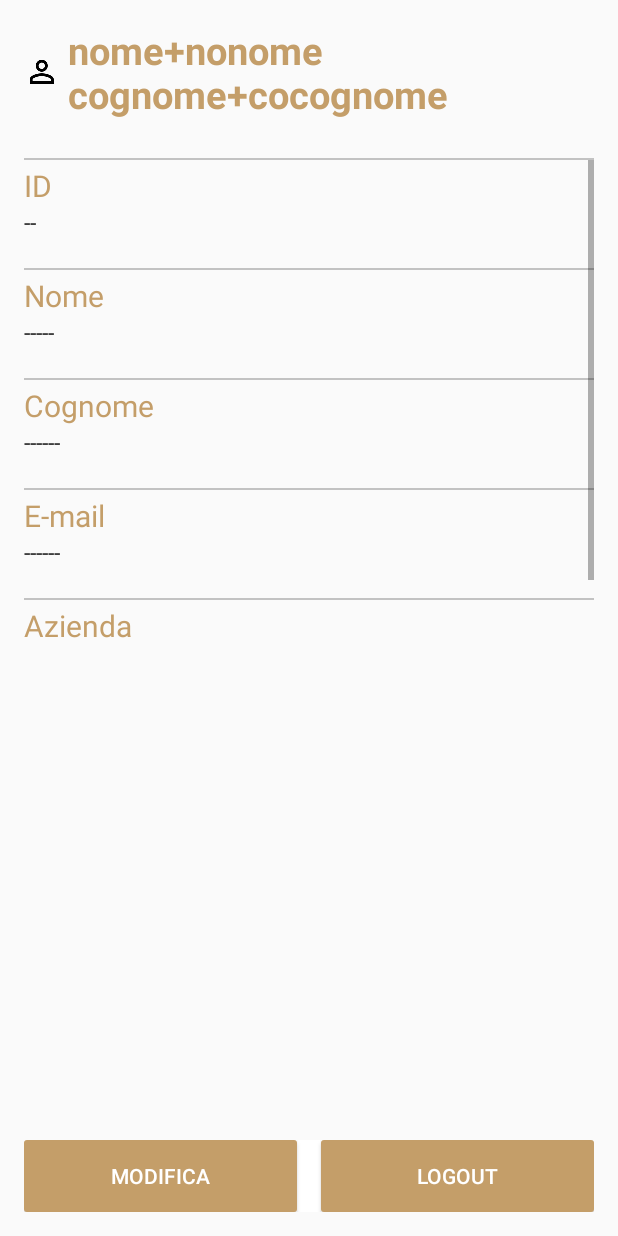
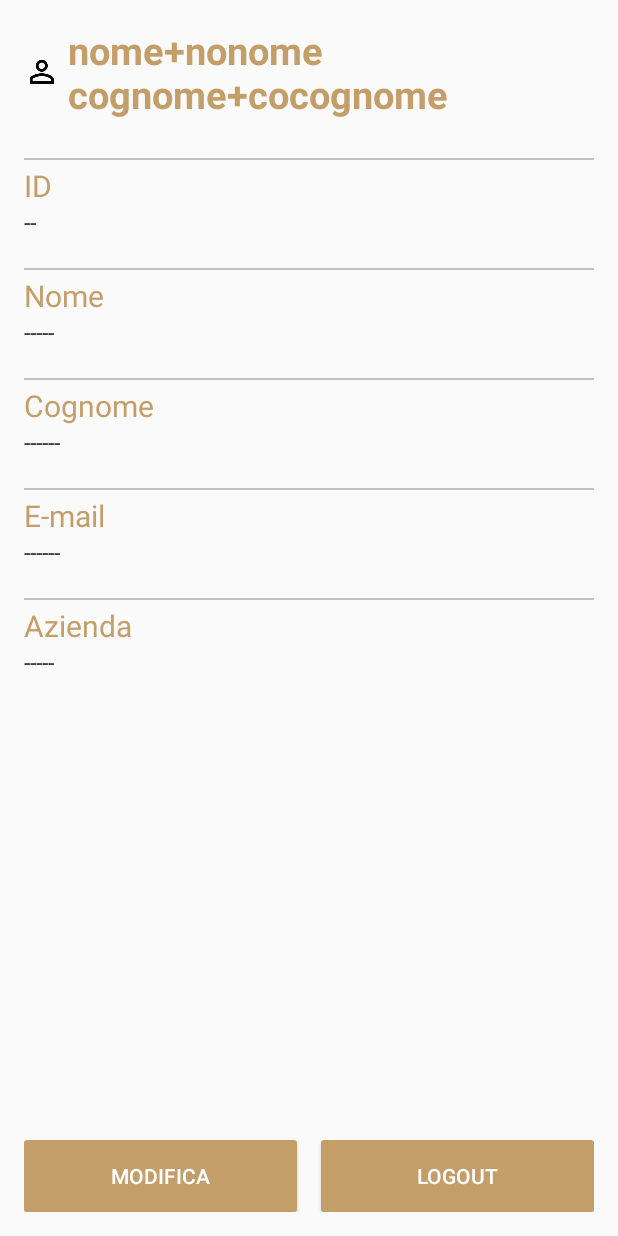
Before and after one commit to AndreaMinato/kdev-storelocator, an Android app: the layout content_detail_user.xml on its own in the app's theme, with its tools: preview values and no code run, on a phone screen of 412 x 824 dp. Run offline under Robolectric (Android 15) with nearby library versions, the phone set to English and light mode, and no system bars.

Commit message:
Aggiunta la scheda info dei marker e sistemato layout account detail

```diff
--- a/app/src/main/res/layout/content_detail_user.xml
+++ b/app/src/main/res/layout/content_detail_user.xml
@@ -35,9 +35,10 @@
 
     <ScrollView
         android:layout_width="match_parent"
-        android:layout_height="320dp"
+        android:layout_height="wrap_content"
         android:id="@+id/scrollView2"
-        android:layout_below="@+id/line0" >
+        android:layout_below="@+id/line0"
+        android:layout_above="@+id/linearLayout">
 
         <RelativeLayout
             android:layout_width="match_parent"
@@ -187,9 +188,8 @@
         android:layout_width="match_parent"
         android:layout_height="wrap_content"
         android:layout_alignParentBottom="true"
-        android:background="#fff"
         android:layout_marginTop="10dp"
-        android:gravity="bottom">
+        android:id="@+id/linearLayout">
 
         <Button
             android:layout_width="wrap_content"
```
Also changed, not shown: app/src/main/java/it/kdevgroup/storelocator/PagerManager.java (+22 -0 lines), app/src/main/res/layout/window_adapter.xml (added, +36 -0 lines).
